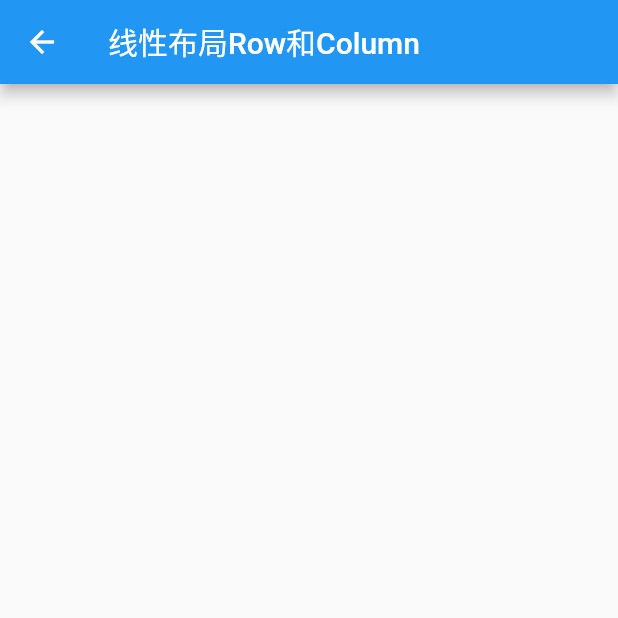
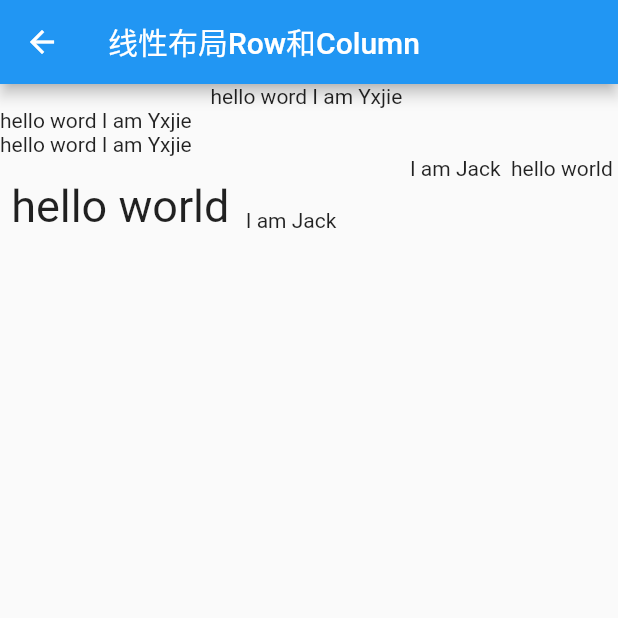
Before and after one commit to Yxjie/Flutter_Study, a Flutter app: the DemoWidget screen opened by its route, after a tap on "线性布局Row和Column", on a phone screen of 412 x 824 dp, the top half of it. Run offline on Flutter 3.47's test engine with Material 2 defaults, Android fonts, the phone set to English and light mode, and no system bars; our stand-ins replace fluttertoast.

Commit message:
[NFF] 代码提交

```diff
--- /dev/null
+++ b/flutter_demo/lib/container/FlexLayout.dart
@@ -0,0 +1,16 @@
+import 'package:flutter/material.dart';
+
+class FlexlayoutWidget extends StatelessWidget{
+
+  @override
+  Widget build(BuildContext context) {
+    return Scaffold(
+      appBar: AppBar(
+        title: Text("弹性布局Flex"),
+      ),
+
+//      body: ,
+    );
+  }
+
+}
--- a/flutter_demo/lib/container/LinearLayout.dart
+++ b/flutter_demo/lib/container/LinearLayout.dart
@@ -1,5 +1,14 @@
 import 'package:flutter/material.dart';
 
+/**
+ * (开启开发者模式查看效果)
+ * 第一个Row很简单，默认为居中对齐；第二个Row，
+ * 由于mainAxisSize值为MainAxisSize.min，Row的宽度等于两个Text的宽度和，
+ * 所以对齐是无意义的，所以会从左往右显示；第三个Row设置textDirection值为TextDirection.rtl，
+ * 所以子widget会从右向左的顺序排列，而此时MainAxisAlignment.end表示左对齐，所以最终显示结果就是图中第三行的样子；
+ * 第四个Row测试的是纵轴的对齐方式，由于两个子Text字体不一样，所以其高度也不同，我们指定了verticalDirection值为VerticalDirection.up，
+ * 即从低向顶排列，而此时crossAxisAlignment值为CrossAxisAlignment.start表示底对齐。
+ */
 class LinearlayoutWidget extends StatelessWidget {
   @override
   Widget build(BuildContext context) {
@@ -8,7 +17,56 @@ class LinearlayoutWidget extends StatelessWidget {
         title: Text("线性布局Row和Column"),
       ),
 
-//      body: ,
+      body: Column(
+        crossAxisAlignment: CrossAxisAlignment.start,
+        children: <Widget>[
+          Row(
+            mainAxisAlignment: MainAxisAlignment.center,
+            children: <Widget>[
+              Text("hello word"),
+              Text(" I am Yxjie "),
+            ],
+          ),
+
+          Row(
+            mainAxisSize: MainAxisSize.min,
+            mainAxisAlignment: MainAxisAlignment.center,
+            children: <Widget>[
+              Text("hello word"),
+              Text(" I am Yxjie "),
+            ],
+          ),
+
+          Row(
+            mainAxisAlignment: MainAxisAlignment.start,
+            verticalDirection: VerticalDirection.up,
+            children: <Widget>[
+              Text("hello word"),
+              Text(" I am Yxjie "),
+            ],
+          ),
+
+          Row(
+            mainAxisAlignment: MainAxisAlignment.start,
+            textDirection: TextDirection.rtl,
+            children: <Widget>[
+              Text(" hello world "),
+              Text(" I am Jack "),
+            ],
+          ),
+
+          Row(
+            crossAxisAlignment: CrossAxisAlignment.start,
+            //默认是VerticalDirection.down，表示从上到下
+            verticalDirection: VerticalDirection.up,
+            children: <Widget>[
+              Text(" hello world ", style: TextStyle(fontSize: 30.0),),
+              Text(" I am Jack "),
+            ],
+          ),
+
+        ],
+      ),
     );
   }
 }
--- a/flutter_demo/lib/demo.dart
+++ b/flutter_demo/lib/demo.dart
@@ -9,6 +9,7 @@ import 'textField.dart';
 import 'textFiled2.dart';
 import 'TextForm.dart';
 import 'container/LinearLayout.dart';
+import 'container/FlexLayout.dart';
 
 class DemoWidget extends StatelessWidget {
   @override
@@ -88,6 +89,12 @@ class DemoWidget extends StatelessWidget {
                 Navigator.push(context,
                     MaterialPageRoute(builder: (context) => LinearlayoutWidget()));
               }),
+          CustomList(
+              title: "弹性布局Flex",
+              callback: () {
+                Navigator.push(context,
+                    MaterialPageRoute(builder: (context) => FlexlayoutWidget()));
+              }),
         ],
       ),
     );
```
